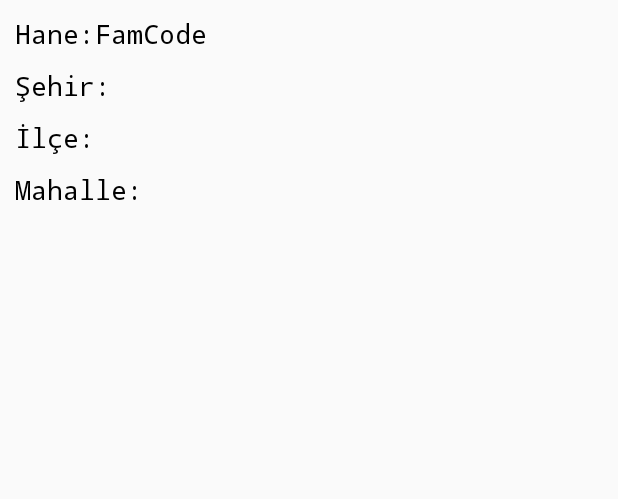
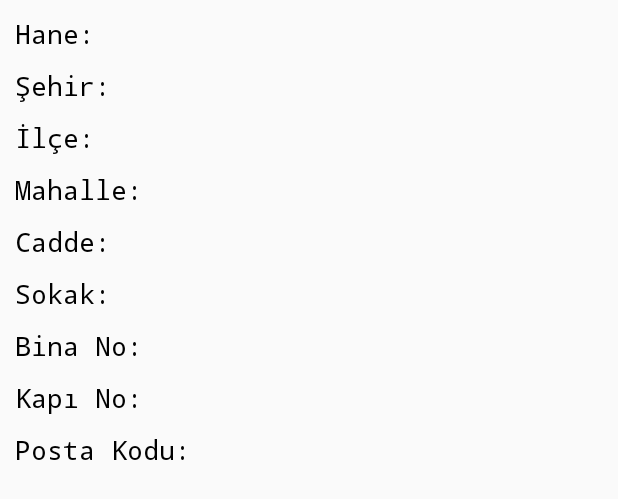
Before and after one commit to zencifil/PTApp, an Android app: the layout activity_fam_detail.xml on its own in the app's theme, with its tools: preview values and no code run, on a phone screen of 412 x 824 dp. Shown: the top 499 px of the screen. Run offline under Robolectric (Android 15) with nearby library versions, the phone set to English and light mode, and no system bars.

```diff
--- a/app/build.gradle
+++ b/app/build.gradle
@@ -28,7 +28,7 @@ dependencies {
     })
     compile 'com.android.support:appcompat-v7:22.2.1'
     compile 'com.android.support:design:22.2.1'
-    compile 'com.google.android.gms:play-services-appindexing:9.6.1'
+    compile 'com.google.android.gms:play-services-appindexing:9.8.0'
     compile 'com.android.support:support-v4:22.2.1'
     testCompile 'junit:junit:4.12'
 }
--- a/app/src/main/java/com/ipsos/savascilve/ptapp/FamDetailActivity.java
+++ b/app/src/main/java/com/ipsos/savascilve/ptapp/FamDetailActivity.java
@@ -2,6 +2,7 @@ package com.ipsos.savascilve.ptapp;
 
 import android.support.v7.app.AppCompatActivity;
 import android.os.Bundle;
+import android.widget.TextView;
 
 public class FamDetailActivity extends AppCompatActivity {
 
@@ -9,5 +10,8 @@ public class FamDetailActivity extends AppCompatActivity {
     protected void onCreate(Bundle savedInstanceState) {
         super.onCreate(savedInstanceState);
         setContentView(R.layout.activity_fam_detail);
+
+        TextView famCode = (TextView)findViewById(R.id.famDetailFamCode);
+        famCode.setText(getIntent().getStringExtra(MainActivity.EXTRA_FAMCODE) + " - " + getIntent().getStringExtra(MainActivity.EXTRA_FAMNAME));
     }
 }
--- a/app/src/main/java/com/ipsos/savascilve/ptapp/MainActivity.java
+++ b/app/src/main/java/com/ipsos/savascilve/ptapp/MainActivity.java
@@ -20,6 +20,7 @@ public class MainActivity extends AppCompatActivity
     public final static String EXTRA_USERNAME = "com.ipsos.savascilve.ptapp.USERNAME";
     public final static String EXTRA_EMAIL = "com.ipsos.savascilve.ptapp.EMAIL";
     public final static String EXTRA_FAMCODE = "com.ipsos.savascilve.ptapp.FAMCODE";
+    public final static String EXTRA_FAMNAME = "com.ipsos.savascilve.ptapp.FAMNAME";
 
     @Override
     protected void onCreate(Bundle savedInstanceState) {
--- a/app/src/main/res/layout/activity_fam_detail.xml
+++ b/app/src/main/res/layout/activity_fam_detail.xml
@@ -17,8 +17,7 @@
             android:layout_width="wrap_content"
             android:layout_height="wrap_content"
             android:id="@+id/famDetailFamCode"
-            style="@style/FamDetailText"
-            android:text="FamCode" />
+            style="@style/FamDetailText" />
     </LinearLayout>
     <LinearLayout style="@style/FamDetailHorizontalLayout">
         <TextView
@@ -56,5 +55,64 @@
             android:id="@+id/famDetailDistrict"
             style="@style/FamDetailText"/>
     </LinearLayout>
-
+    <LinearLayout style="@style/FamDetailHorizontalLayout">
+        <TextView
+            android:layout_width="wrap_content"
+            android:layout_height="wrap_content"
+            android:text="@string/form_street"
+            style="@style/FamDetailText"/>
+        <TextView
+            android:layout_width="wrap_content"
+            android:layout_height="wrap_content"
+            android:id="@+id/famDetailStreet"
+            style="@style/FamDetailText"/>
+    </LinearLayout>
+    <LinearLayout style="@style/FamDetailHorizontalLayout">
+        <TextView
+            android:layout_width="wrap_content"
+            android:layout_height="wrap_content"
+            android:text="@string/form_road"
+            style="@style/FamDetailText"/>
+        <TextView
+            android:layout_width="wrap_content"
+            android:layout_height="wrap_content"
+            android:id="@+id/famDetailRoad"
+            style="@style/FamDetailText"/>
+    </LinearLayout>
+    <LinearLayout style="@style/FamDetailHorizontalLayout">
+        <TextView
+            android:layout_width="wrap_content"
+            android:layout_height="wrap_content"
+            android:text="@string/form_building_no"
+            style="@style/FamDetailText"/>
+        <TextView
+            android:layout_width="wrap_content"
+            android:layout_height="wrap_content"
+            android:id="@+id/famDetailBuildingNo"
+            style="@style/FamDetailText"/>
+    </LinearLayout>
+    <LinearLayout style="@style/FamDetailHorizontalLayout">
+        <TextView
+            android:layout_width="wrap_content"
+            android:layout_height="wrap_content"
+            android:text="@string/form_door_no"
+            style="@style/FamDetailText"/>
+        <TextView
+            android:layout_width="wrap_content"
+            android:layout_height="wrap_content"
+            android:id="@+id/famDetailDoorNo"
+            style="@style/FamDetailText"/>
+    </LinearLayout>
+    <LinearLayout style="@style/FamDetailHorizontalLayout">
+        <TextView
+            android:layout_width="wrap_content"
+            android:layout_height="wrap_content"
+            android:text="@string/form_zip_code"
+            style="@style/FamDetailText"/>
+        <TextView
+            android:layout_width="wrap_content"
+            android:layout_height="wrap_content"
+            android:id="@+id/famDetailZipCode"
+            style="@style/FamDetailText"/>
+    </LinearLayout>
 </LinearLayout>
--- a/app/src/main/res/values/strings.xml
+++ b/app/src/main/res/values/strings.xml
@@ -32,4 +32,13 @@
     <string name="form_city">Şehir: </string>
     <string name="form_town">İlçe: </string>
     <string name="form_district">Mahalle: </string>
+    <string name="form_street">Cadde: </string>
+    <string name="form_road">Sokak: </string>
+    <string name="form_building_no">Bina No: </string>
+    <string name="form_door_no">Kapı No: </string>
+    <string name="form_zip_code">Posta Kodu: </string>
+
+    <!-- TODO: Remove or change this placeholder text -->
+    <string name="hello_blank_fragment">Hello blank fragment</string>
+
 </resources>
```
Also changed, not shown: app/src/main/java/com/ipsos/savascilve/ptapp/FamDetailFragment.java (added, +72 -0 lines), app/src/main/java/com/ipsos/savascilve/ptapp/TodayFamListFragment.java (+5 -4 lines).
